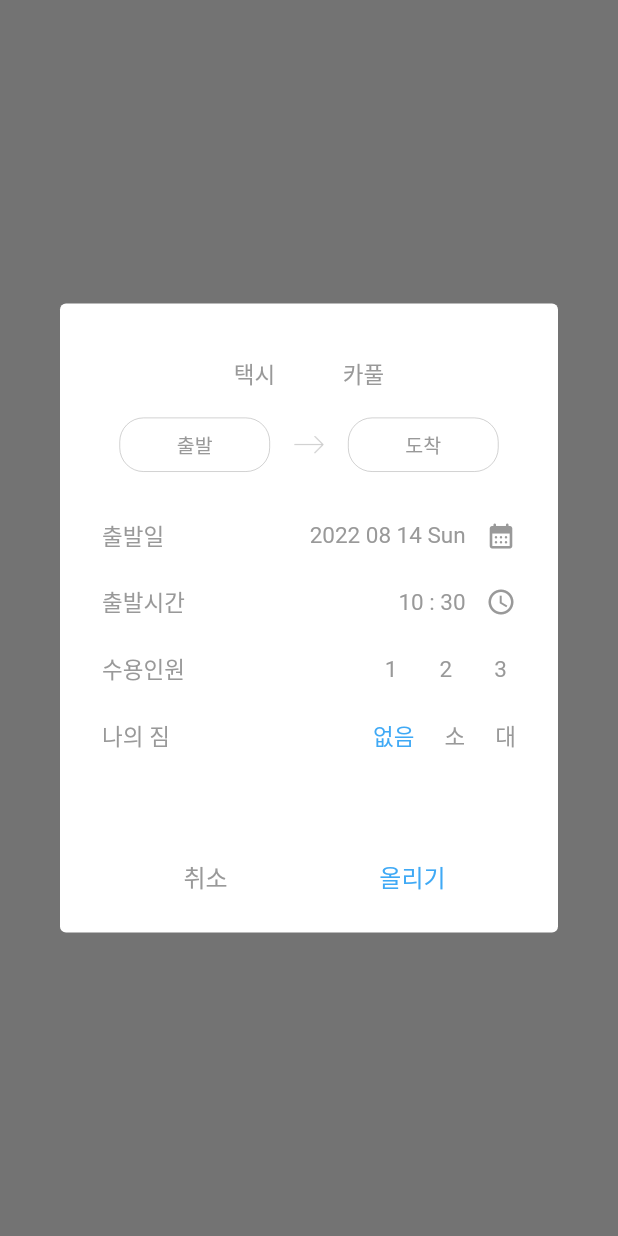
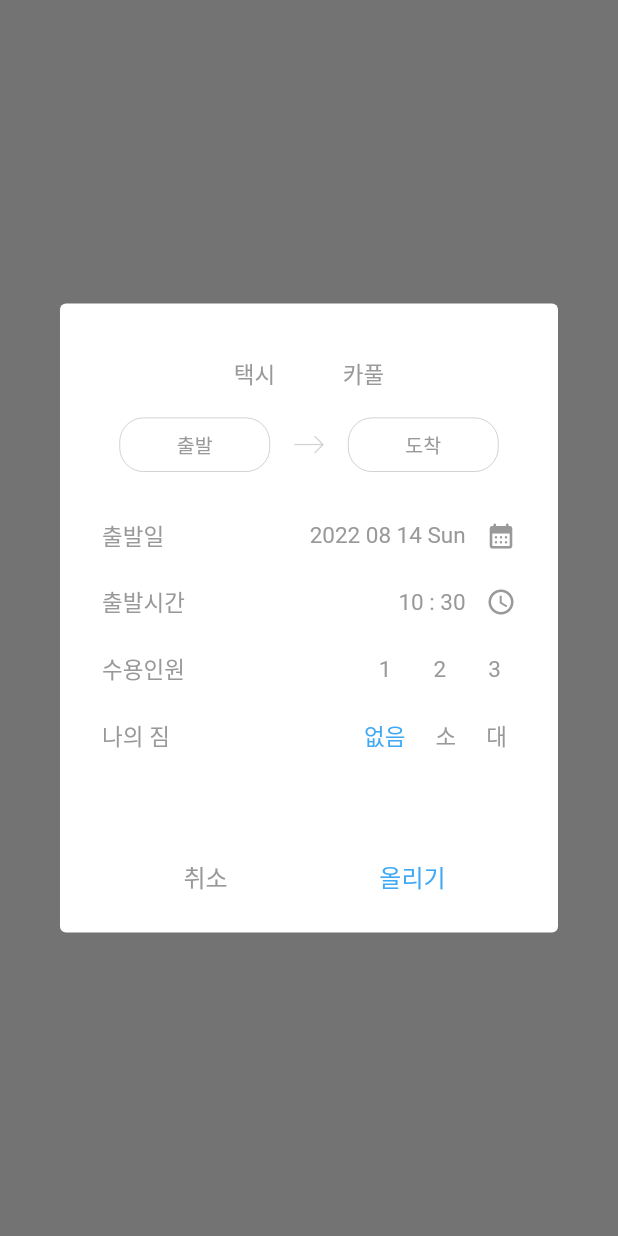
Before and after one commit to I-Taxi/itaxi-front, a Flutter app: what addPostDialog() shows on an empty page, opened directly, on a phone screen of 412 x 824 dp. Run offline on Flutter 3.47's test engine with Material 2 defaults, Android fonts, the phone set to English and light mode, and no system bars; our stand-ins replace cloud_firestore, firebase_auth, firebase_core, flutter_screenutil, flutter_secure_storage, get; missing offline and left inert: colorful_safe_area, flutter_email_sender; accounts and stored records are empty; network calls fail; Roboto replaces fonts that are missing (Seoul).

```diff
--- a/lib/controller/addPostController.dart
+++ b/lib/controller/addPostController.dart
@@ -21,7 +21,7 @@ class AddPostController extends GetxController {
     update();
   }
 
-  Future<http.Response> fetchAddPost({required Post post}) async {
+  Future<int> fetchAddPost({required Post post}) async {
     var addPostUrl = "http://walab.handong.edu:8080/itaxi/api/";
     addPostUrl = '${addPostUrl}post';
 
@@ -40,7 +40,7 @@ class AddPostController extends GetxController {
       post = post.copyWith(id: result.id);
       await ChatRepository().setPost(post: post);
       _historyController.getHistorys();
-      return response;
+      return response.statusCode;
     } else {
       throw Exception('Failed to add posts');
     }
--- a/lib/widget/addPostDialog.dart
+++ b/lib/widget/addPostDialog.dart
@@ -286,9 +286,9 @@ void addPostDialog({required BuildContext context}) {
                               _addPostController.changeCapacity(1);
                             },
                             child: (_addPostController.capacity == 1)
-                                ? Padding(
+                                ? Container(
                                     padding: EdgeInsets.symmetric(
-                                      horizontal: 6.w,
+                                      horizontal: 10.w,
                                     ),
                                     child: Text(
                                       '1',
@@ -296,9 +296,9 @@ void addPostDialog({required BuildContext context}) {
                                           color: colorScheme.secondary),
                                     ),
                                   )
-                                : Padding(
+                                : Container(
                                     padding: EdgeInsets.symmetric(
-                                      horizontal: 6.w,
+                                      horizontal: 10.w,
                                     ),
                                     child: Text(
                                       '1',
@@ -308,7 +308,7 @@ void addPostDialog({required BuildContext context}) {
                                   ),
                           ),
                           SizedBox(
-                            width: 16.w,
+                            width: 8.w,
                           ),
                           GestureDetector(
                             behavior: HitTestBehavior.opaque,
@@ -316,9 +316,9 @@ void addPostDialog({required BuildContext context}) {
                               _addPostController.changeCapacity(2);
                             },
                             child: (_addPostController.capacity == 2)
-                                ? Padding(
+                                ? Container(
                                     padding: EdgeInsets.symmetric(
-                                      horizontal: 6.w,
+                                      horizontal: 10.w,
                                     ),
                                     child: Text(
                                       '2',
@@ -326,9 +326,9 @@ void addPostDialog({required BuildContext context}) {
                                           color: colorScheme.secondary),
                                     ),
                                   )
-                                : Padding(
+                                : Container(
                                     padding: EdgeInsets.symmetric(
-                                      horizontal: 6.w,
+                                      horizontal: 10.w,
                                     ),
                                     child: Text(
                                       '2',
@@ -338,7 +338,7 @@ void addPostDialog({required BuildContext context}) {
                                   ),
                           ),
                           SizedBox(
-                            width: 16.w,
+                            width: 8.w,
                           ),
                           GestureDetector(
                             behavior: HitTestBehavior.opaque,
@@ -346,9 +346,9 @@ void addPostDialog({required BuildContext context}) {
                               _addPostController.changeCapacity(3);
                             },
                             child: (_addPostController.capacity == 3)
-                                ? Padding(
+                                ? Container(
                                     padding: EdgeInsets.symmetric(
-                                      horizontal: 6.w,
+                                      horizontal: 10.w,
                                     ),
                                     child: Text(
                                       '3',
@@ -356,9 +356,9 @@ void addPostDialog({required BuildContext context}) {
                                           color: colorScheme.secondary),
                                     ),
                                   )
-                                : Padding(
+                                : Container(
                                     padding: EdgeInsets.symmetric(
-                                      horizontal: 6.w,
+                                      horizontal: 10.w,
                                     ),
                                     child: Text(
                                       '3',
@@ -396,19 +396,27 @@ void addPostDialog({required BuildContext context}) {
                               _addPostController.changeLuggage(0);
                             },
                             child: (_addPostController.luggage == 0)
-                                ? Text(
+                                ? Container(
+                                    padding:
+                                        EdgeInsets.symmetric(horizontal: 6.w),
+                                    child: Text(
                                       '없음',
                                       style: textTheme.headline2?.copyWith(
                                           color: colorScheme.secondary),
+                                    ),
                                   )
-                                : Text(
+                                : Container(
+                                    padding:
+                                        EdgeInsets.symmetric(horizontal: 6.w),
+                                    child: Text(
                                       '없음',
-                                    style: textTheme.headline2
-                                        ?.copyWith(color: colorScheme.tertiary),
+                                      style: textTheme.headline2?.copyWith(
+                                          color: colorScheme.tertiary),
+                                    ),
                                   ),
                           ),
                           SizedBox(
-                            width: 20.w,
+                            width: 8.w,
                           ),
                           GestureDetector(
                             behavior: HitTestBehavior.opaque,
@@ -416,19 +424,27 @@ void addPostDialog({required BuildContext context}) {
                               _addPostController.changeLuggage(1);
                             },
                             child: (_addPostController.luggage == 1)
-                                ? Text(
+                                ? Container(
+                                    padding:
+                                        EdgeInsets.symmetric(horizontal: 6.w),
+                                    child: Text(
                                       '소',
                                       style: textTheme.headline2?.copyWith(
                                           color: colorScheme.secondary),
+                                    ),
                                   )
-                                : Text(
+                                : Container(
+                                    padding:
+                                        EdgeInsets.symmetric(horizontal: 6.w),
+                                    child: Text(
                                       '소',
-                                    style: textTheme.headline2
-                                        ?.copyWith(color: colorScheme.tertiary),
+                                      style: textTheme.headline2?.copyWith(
+                                          color: colorScheme.tertiary),
+                                    ),
                                   ),
                           ),
                           SizedBox(
-                            width: 20.w,
+                            width: 8.w,
                           ),
                           GestureDetector(
                             behavior: HitTestBehavior.opaque,
@@ -436,15 +452,23 @@ void addPostDialog({required BuildContext context}) {
                               _addPostController.changeLuggage(2);
                             },
                             child: (_addPostController.luggage == 2)
-                                ? Text(
+                                ? Container(
+                                    padding:
+                                        EdgeInsets.symmetric(horizontal: 6.w),
+                                    child: Text(
                                       '대',
                                       style: textTheme.headline2?.copyWith(
                                           color: colorScheme.secondary),
+                                    ),
                                   )
-                                : Text(
+                                : Container(
+                                    padding:
+                                        EdgeInsets.symmetric(horizontal: 6.w),
+                                    child: Text(
                                       '대',
-                                    style: textTheme.headline2
-                                        ?.copyWith(color: colorScheme.tertiary),
+                                      style: textTheme.headline2?.copyWith(
+                                          color: colorScheme.tertiary),
+                                    ),
                                   ),
                           ),
                         ],
@@ -468,7 +492,7 @@ void addPostDialog({required BuildContext context}) {
                     ),
                   ),
                   TextButton(
-                    onPressed: () {
+                    onPressed: () async {
                       if (_tabViewController.currentIndex == 0) {
                         snackBar(context: context, title: '택시 또는 카풀을 선택해주세요.');
                       } else if (_placeController.dep == null) {
@@ -488,7 +512,7 @@ void addPostDialog({required BuildContext context}) {
                             ),
                             capacity: _addPostController.capacity + 1,
                             luggage: _addPostController.luggage);
-                        _addPostController.fetchAddPost(post: post);
+                        await _addPostController.fetchAddPost(post: post);
                         _postController.getPosts(
                           depId: _placeController.dep?.id,
                           dstId: _placeController.dst?.id,
```
Also changed, not shown: lib/chat/chatRoomScreen.dart (+17 -6 lines), lib/timeline/timelineScreen.dart (+42 -6 lines), lib/widget/chatListTile.dart (+13 -5 lines), lib/widget/postListTile.dart (+24 -31 lines), lib/widget/timelineDialog.dart (+20 -4 lines). Lines whose indentation alone changed are shown as unchanged.
